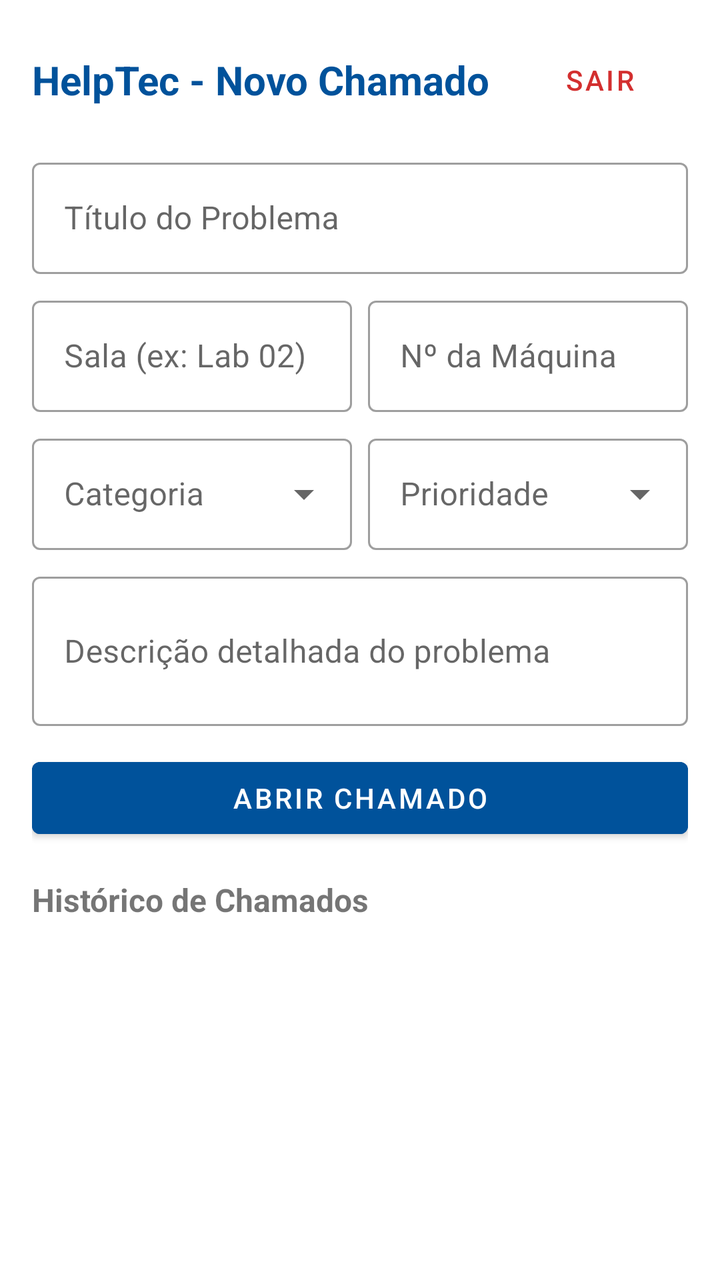
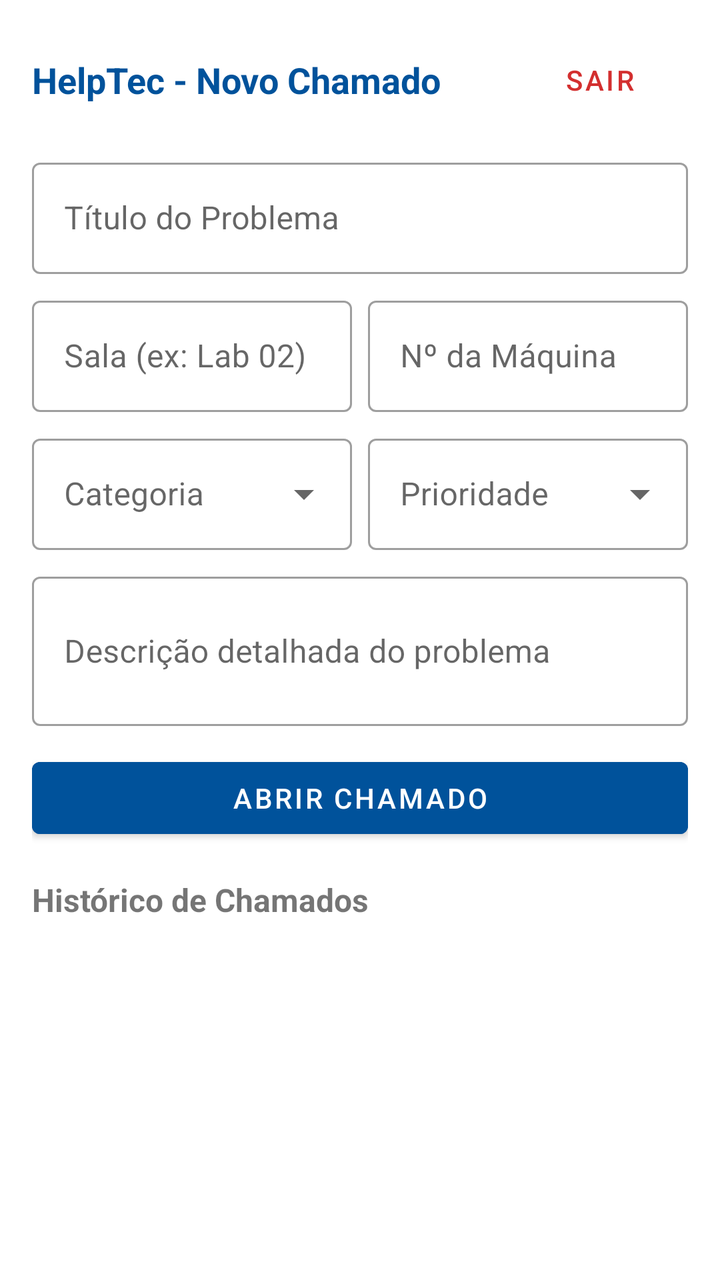

The first picture is an Android layout as it rendered before a commit; the second is the same layout after the commit. The layout source and the unified diff follow.
<!-- AndroidManifest.xml: application theme Theme.MaterialComponents.DayNight.NoActionBar -->
<!-- res/layout/activity_main.xml -->
<?xml version="1.0" encoding="utf-8"?>
<LinearLayout xmlns:android="http://schemas.android.com/apk/res/android"
    xmlns:app="http://schemas.android.com/apk/res-auto"
    android:layout_width="match_parent"
    android:layout_height="match_parent"
    android:orientation="vertical"
    android:padding="16dp">

    
    <RelativeLayout
        android:layout_width="match_parent"
        android:layout_height="wrap_content"
        android:layout_marginBottom="12dp">

        <TextView
            android:layout_width="wrap_content"
            android:layout_height="wrap_content"
            android:layout_alignParentLeft="true"
            android:layout_centerVertical="true"
            android:text="HelpTec - Novo Chamado"
            android:textColor="#00529B"
            android:textSize="20sp"
            android:textStyle="bold" />

        <Button
            android:id="@+id/btnSair"
            style="@style/Widget.MaterialComponents.Button.TextButton"
            android:layout_width="wrap_content"
            android:layout_height="wrap_content"
            android:layout_alignParentRight="true"
            android:text="Sair"
            android:textColor="#D32F2F" />
    </RelativeLayout>

    
    <com.google.android.material.textfield.TextInputLayout
        style="@style/Widget.MaterialComponents.TextInputLayout.OutlinedBox"
        android:layout_width="match_parent"
        android:layout_height="wrap_content"
        android:hint="Título do Problema">

        <com.google.android.material.textfield.TextInputEditText
            android:id="@+id/etTitulo"
            android:layout_width="match_parent"
            android:layout_height="wrap_content" />
    </com.google.android.material.textfield.TextInputLayout>

    
    <LinearLayout
        android:layout_width="match_parent"
        android:layout_height="wrap_content"
        android:layout_marginTop="8dp"
        android:orientation="horizontal">

        <com.google.android.material.textfield.TextInputLayout
            style="@style/Widget.MaterialComponents.TextInputLayout.OutlinedBox"
            android:layout_width="0dp"
            android:layout_height="wrap_content"
            android:layout_weight="1"
            android:layout_marginEnd="4dp"
            android:hint="Sala (ex: Lab 02)">

            <com.google.android.material.textfield.TextInputEditText
                android:id="@+id/etSala"
                android:layout_width="match_parent"
                android:layout_height="wrap_content" />
        </com.google.android.material.textfield.TextInputLayout>

        <com.google.android.material.textfield.TextInputLayout
            style="@style/Widget.MaterialComponents.TextInputLayout.OutlinedBox"
            android:layout_width="0dp"
            android:layout_height="wrap_content"
            android:layout_weight="1"
            android:layout_marginStart="4dp"
            android:hint="Nº da Máquina">

            <com.google.android.material.textfield.TextInputEditText
                android:id="@+id/etMaquina"
                android:layout_width="match_parent"
                android:layout_height="wrap_content"
                android:inputType="number" />
        </com.google.android.material.textfield.TextInputLayout>
    </LinearLayout>

    
    <LinearLayout
        android:layout_width="match_parent"
        android:layout_height="wrap_content"
        android:layout_marginTop="8dp"
        android:orientation="horizontal">

        <com.google.android.material.textfield.TextInputLayout
            style="@style/Widget.MaterialComponents.TextInputLayout.OutlinedBox.ExposedDropdownMenu"
            android:layout_width="0dp"
            android:layout_height="wrap_content"
            android:layout_weight="1"
            android:layout_marginEnd="4dp"
            android:hint="Categoria">

            <AutoCompleteTextView
                android:id="@+id/spCategoria"
                android:layout_width="match_parent"
                android:layout_height="wrap_content"
                android:inputType="none" />
        </com.google.android.material.textfield.TextInputLayout>

        <com.google.android.material.textfield.TextInputLayout
            style="@style/Widget.MaterialComponents.TextInputLayout.OutlinedBox.ExposedDropdownMenu"
            android:layout_width="0dp"
            android:layout_height="wrap_content"
            android:layout_weight="1"
            android:layout_marginStart="4dp"
            android:hint="Prioridade">

            <AutoCompleteTextView
                android:id="@+id/spPrioridade"
                android:layout_width="match_parent"
                android:layout_height="wrap_content"
                android:inputType="none" />
        </com.google.android.material.textfield.TextInputLayout>
    </LinearLayout>

    <com.google.android.material.textfield.TextInputLayout
        style="@style/Widget.MaterialComponents.TextInputLayout.OutlinedBox"
        android:layout_width="match_parent"
        android:layout_height="wrap_content"
        android:layout_marginTop="8dp"
        android:hint="Descrição detalhada do problema">

        <com.google.android.material.textfield.TextInputEditText
            android:id="@+id/etDescricao"
            android:layout_width="match_parent"
            android:layout_height="wrap_content"
            android:minLines="2" />
    </com.google.android.material.textfield.TextInputLayout>

    <Button
        android:id="@+id/btnAbrirChamado"
        android:layout_width="match_parent"
        android:layout_height="wrap_content"
        android:layout_marginTop="12dp"
        android:backgroundTint="#00529B"
        android:text="Abrir Chamado" />

    <TextView
        android:layout_width="wrap_content"
        android:layout_height="wrap_content"
        android:layout_marginTop="16dp"
        android:layout_marginBottom="8dp"
        android:text="Histórico de Chamados"
        android:textSize="16sp"
        android:textStyle="bold" />

    <androidx.recyclerview.widget.RecyclerView
        android:id="@+id/rvChamados"
        android:layout_width="match_parent"
        android:layout_height="match_parent" />

</LinearLayout>
<!-- resources referenced by this layout -->
<resources>

</resources>

<!-- the commit's change to res/layout/activity_main.xml (unified diff, before → after) -->
@@ -12,24 +12,28 @@
         android:layout_height="wrap_content"
         android:layout_marginBottom="12dp">
 
-        <TextView
-            android:layout_width="wrap_content"
-            android:layout_height="wrap_content"
-            android:layout_alignParentLeft="true"
-            android:layout_centerVertical="true"
-            android:text="HelpTec - Novo Chamado"
-            android:textColor="#00529B"
-            android:textSize="20sp"
-            android:textStyle="bold" />
-
         <Button
             android:id="@+id/btnSair"
             style="@style/Widget.MaterialComponents.Button.TextButton"
             android:layout_width="wrap_content"
             android:layout_height="wrap_content"
-            android:layout_alignParentRight="true"
+            android:layout_alignParentEnd="true"
+            android:layout_centerVertical="true"
             android:text="Sair"
             android:textColor="#D32F2F" />
+
+        <TextView
+            android:layout_width="match_parent"
+            android:layout_height="wrap_content"
+            android:layout_alignParentStart="true"
+            android:layout_centerVertical="true"
+            android:layout_toStartOf="@+id/btnSair"
+            android:layout_marginEnd="8dp"
+            android:text="HelpTec - Novo Chamado"
+            android:textColor="#00529B"
+            android:textSize="18sp"
+            android:textStyle="bold" />
+
     </RelativeLayout>
 
     
